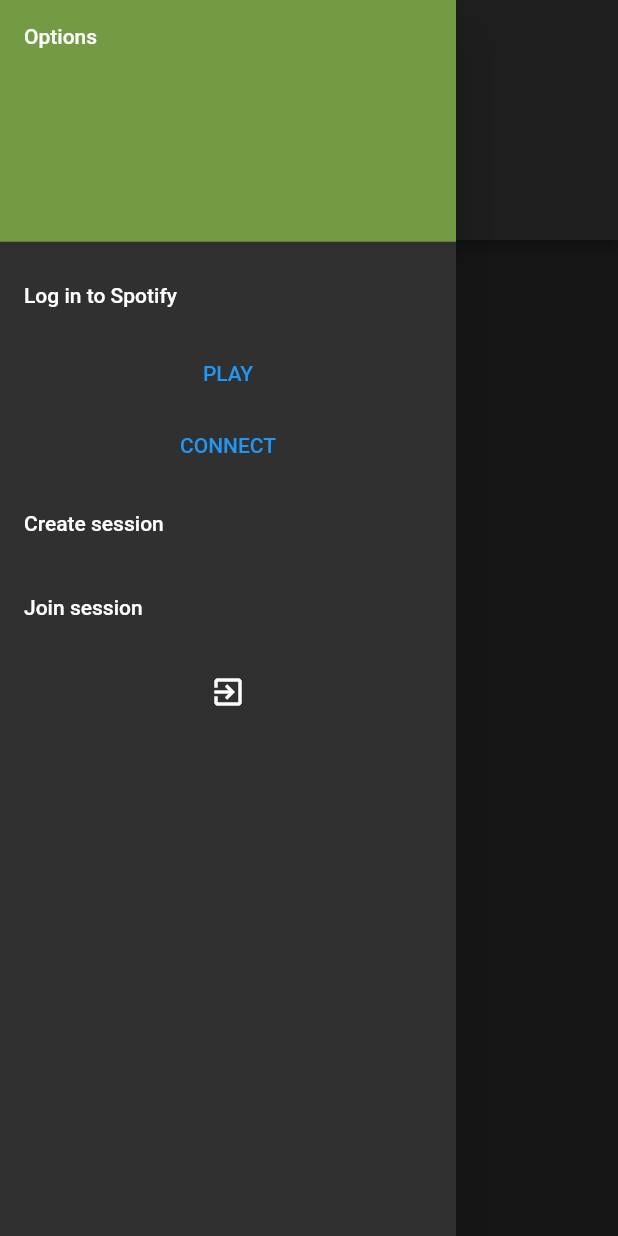
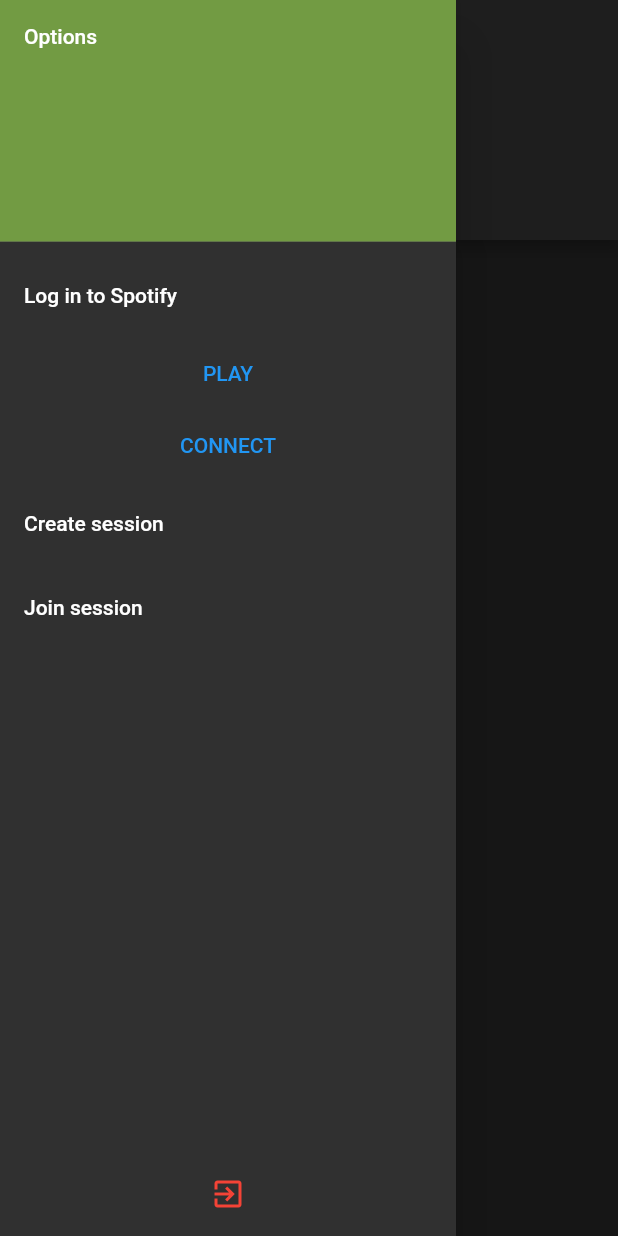
Before and after one commit to CrutoiAlexandru/music-pool-app, a Flutter app: the screen it shows after launch, with the side drawer open, on a phone screen of 412 x 824 dp. Run offline on Flutter 3.47's test engine with Material 2 defaults, Android fonts, the phone set to English and light mode, and no system bars; our stand-ins replace cloud_firestore, firebase_core; missing offline and left inert: spotify_sdk; accounts and stored records are empty.

Commit message:
Refactor session

```diff
--- a/lib/main.dart
+++ b/lib/main.dart
@@ -1,5 +1,7 @@
 // ignore_for_file: deprecated_member_use
 // ignore_for_file: import_of_legacy_library_into_null_safe
+
+import 'dart:async';
 
 import 'package:cloud_firestore/cloud_firestore.dart';
 import 'package:firebase_core/firebase_core.dart';
@@ -68,6 +70,25 @@
 
 class MyHomePageState extends State<MyHomePage> with ChangeNotifier {
   static var sesh = '';
+  var timer;
+
+  @override
+  void initState() {
+    super.initState();
+    timer = Timer.periodic(const Duration(seconds: 3600), (Timer t) {
+      try {
+        LiveSpotifyController.auth();
+      } on Exception catch (e) {
+        print(e);
+      }
+    });
+  }
+
+  @override
+  void dispose() {
+    timer?.cancel();
+    super.dispose();
+  }
 
   @override
   Widget build(BuildContext context) {
--- a/lib/session/session.dart
+++ b/lib/session/session.dart
@@ -55,8 +55,7 @@
   String input = '';
   @override
   Widget build(BuildContext context) {
-    return ListView(
-      shrinkWrap: true,
+    return Column(
       children: [
         ListTile(
           title: const Text('Create session'),
--- a/lib/ui/body/platform_buttons.dart
+++ b/lib/ui/body/platform_buttons.dart
@@ -23,13 +23,12 @@
 // Widget spotifyButton(BuildContext context) {
 class _SpotifyButton extends State<SpotifyButton> {
   String input = '';
-  String defSession = 'default';
   var songslist;
+  String session = 'default';
 
   @override
   void initState() {
-    songslist = FirebaseFirestore.instance.collection(defSession);
-
+    songslist = FirebaseFirestore.instance.collection('default');
     super.initState();
   }
 
@@ -50,6 +49,11 @@
     final res = await LiveSpotifyController().search(input);
     if (res.isEmpty) {
       print('No input');
+      // print(songslist.docs());
+      return;
+    }
+    if (session == 'default') {
+      print('no session');
       return;
     }
     final json = jsonDecode(res);
@@ -66,8 +70,12 @@
   @override
   Widget build(BuildContext context) {
     if (Provider.of<SessionNotifier>(context).session.isNotEmpty) {
+      session = Provider.of<SessionNotifier>(context).session;
       songslist = FirebaseFirestore.instance
           .collection(Provider.of<SessionNotifier>(context).session);
+    } else {
+      session = 'default';
+      songslist = FirebaseFirestore.instance.collection('default');
     }
     return TextButton(
         style: TextButton.styleFrom(
@@ -131,7 +139,7 @@
                       ],
                     )),
         child: const Icon(
-          Icons.ac_unit,
+          Icons.add,
           color: Config.colorStyle,
           size: 40,
         ));
--- a/lib/ui/drawer/drawer.dart
+++ b/lib/ui/drawer/drawer.dart
@@ -1,3 +1,4 @@
+import 'package:flutter/foundation.dart';
 import 'package:flutter/material.dart';
 import 'package:flutter/services.dart';
 import '../../session/session.dart';
@@ -10,21 +11,31 @@
   @override
   Widget build(BuildContext context) {
     return Drawer(
-      child: ListView(
+      child: Column(
         // Important: Remove any padding from the ListView.
-        padding: EdgeInsets.zero,
+        // padding: EdgeInsets.zero,
         children: [
-          const DrawerHeader(
+          ListView(
+            shrinkWrap: true,
+            children: const [
+              DrawerHeader(
                 decoration: BoxDecoration(
                   color: Config.colorStyle,
                 ),
                 child: Text('Options'),
               ),
-          const SpotifyController(),
+              SpotifyController(),
+            ],
+          ),
           const Session(),
+          const Spacer(),
+          if (!kIsWeb)
             ListTile(
               onTap: () => SystemNavigator.pop(),
-            title: const Icon(Icons.exit_to_app),
+              title: const Icon(
+                Icons.exit_to_app,
+                color: Colors.red,
+              ),
             ),
         ],
       ),
```
Also changed, not shown: lib/spotify/spotify_controller.dart (+59 -53 lines), lib/ui/body/song_list.dart (+14 -7 lines), 1 other file. Lines whose indentation alone changed are shown as unchanged.
